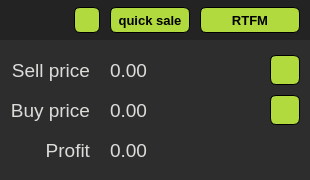
Old version of the form ui/mainWindow.ui in the repository Cornholius/eve_profit_helper.
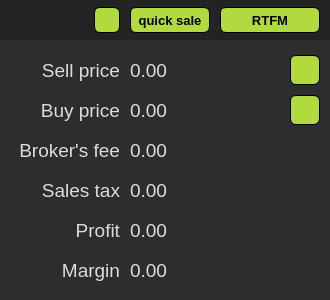
New version of the form. Icons and pictures are not drawn.

Commit message: добавлены: налог на продажу, ставка брокера и маржа в % исправлены недочёты в расчётах

The edit to the form file:
```diff
--- a/ui/mainWindow.ui
+++ b/ui/mainWindow.ui
@@ -6,20 +6,20 @@
    <rect>
     <x>0</x>
     <y>0</y>
-    <width>310</width>
-    <height>180</height>
+    <width>330</width>
+    <height>300</height>
    </rect>
   </property>
   <property name="minimumSize">
    <size>
-    <width>310</width>
-    <height>180</height>
+    <width>330</width>
+    <height>300</height>
    </size>
   </property>
   <property name="maximumSize">
    <size>
-    <width>310</width>
-    <height>180</height>
+    <width>330</width>
+    <height>300</height>
    </size>
   </property>
   <property name="windowTitle">
@@ -33,7 +33,7 @@
     <rect>
      <x>0</x>
      <y>0</y>
-     <width>310</width>
+     <width>330</width>
      <height>40</height>
     </rect>
    </property>
@@ -45,13 +45,13 @@
    </property>
    <property name="minimumSize">
     <size>
-     <width>310</width>
+     <width>330</width>
      <height>40</height>
     </size>
    </property>
    <property name="maximumSize">
     <size>
-     <width>310</width>
+     <width>330</width>
      <height>40</height>
     </size>
    </property>
@@ -154,7 +154,6 @@
        <font>
         <family>Arial</family>
         <pointsize>10</pointsize>
-        <weight>75</weight>
         <bold>true</bold>
        </font>
       </property>
@@ -188,7 +187,6 @@
        <font>
         <family>Arial</family>
         <pointsize>10</pointsize>
-        <weight>75</weight>
         <bold>true</bold>
        </font>
       </property>
@@ -221,8 +219,8 @@
     <rect>
      <x>0</x>
      <y>40</y>
-     <width>310</width>
-     <height>140</height>
+     <width>330</width>
+     <height>260</height>
     </rect>
    </property>
    <property name="sizePolicy">
@@ -233,14 +231,14 @@
    </property>
    <property name="minimumSize">
     <size>
-     <width>310</width>
-     <height>140</height>
+     <width>330</width>
+     <height>260</height>
     </size>
    </property>
    <property name="maximumSize">
     <size>
-     <width>310</width>
-     <height>140</height>
+     <width>330</width>
+     <height>260</height>
     </size>
    </property>
    <property name="styleSheet">
@@ -257,7 +255,7 @@
    <widget class="QLabel" name="sell_price_value">
     <property name="geometry">
      <rect>
-      <x>110</x>
+      <x>130</x>
       <y>10</y>
       <width>155</width>
       <height>40</height>
@@ -280,8 +278,8 @@
     <property name="geometry">
      <rect>
       <x>10</x>
-      <y>90</y>
-      <width>80</width>
+      <y>170</y>
+      <width>110</width>
       <height>40</height>
      </rect>
     </property>
@@ -306,7 +304,7 @@
      <rect>
       <x>10</x>
       <y>50</y>
-      <width>80</width>
+      <width>110</width>
       <height>40</height>
      </rect>
     </property>
@@ -331,7 +329,7 @@
      <rect>
       <x>10</x>
       <y>10</y>
-      <width>80</width>
+      <width>110</width>
       <height>40</height>
      </rect>
     </property>
@@ -354,7 +352,7 @@
    <widget class="QLabel" name="buy_price_value">
     <property name="geometry">
      <rect>
-      <x>110</x>
+      <x>130</x>
       <y>50</y>
       <width>155</width>
       <height>40</height>
@@ -376,7 +374,7 @@
    <widget class="QPushButton" name="copy_sell_price_btn">
     <property name="geometry">
      <rect>
-      <x>270</x>
+      <x>290</x>
       <y>15</y>
       <width>30</width>
       <height>30</height>
@@ -423,7 +421,7 @@
    <widget class="QPushButton" name="copy_buy_price_btn">
     <property name="geometry">
      <rect>
-      <x>270</x>
+      <x>290</x>
       <y>55</y>
       <width>30</width>
       <height>30</height>
@@ -451,7 +449,76 @@
    <widget class="QLabel" name="profit_value">
     <property name="geometry">
      <rect>
-      <x>110</x>
+      <x>130</x>
+      <y>170</y>
+      <width>155</width>
+      <height>40</height>
+     </rect>
+    </property>
+    <property name="font">
+     <font>
+      <family>Arial</family>
+      <pointsize>14</pointsize>
+     </font>
+    </property>
+    <property name="styleSheet">
+     <string notr="true">color: #DCDDD9</string>
+    </property>
+    <property name="text">
+     <string>0.00</string>
+    </property>
+   </widget>
+   <widget class="QLabel" name="margin_value">
+    <property name="geometry">
+     <rect>
+      <x>130</x>
+      <y>210</y>
+      <width>155</width>
+      <height>40</height>
+     </rect>
+    </property>
+    <property name="font">
+     <font>
+      <family>Arial</family>
+      <pointsize>14</pointsize>
+     </font>
+    </property>
+    <property name="styleSheet">
+     <string notr="true">color: #DCDDD9</string>
+    </property>
+    <property name="text">
+     <string>0.00</string>
+    </property>
+   </widget>
+   <widget class="QLabel" name="margin_name">
+    <property name="geometry">
+     <rect>
+      <x>10</x>
+      <y>210</y>
+      <width>110</width>
+      <height>40</height>
+     </rect>
+    </property>
+    <property name="font">
+     <font>
+      <family>Arial</family>
+      <pointsize>14</pointsize>
+     </font>
+    </property>
+    <property name="styleSheet">
+     <string notr="true">color: #DCDDD9</string>
+    </property>
+    <property name="text">
+     <string>Margin</string>
+    </property>
+    <property name="alignment">
+     <set>Qt::AlignRight|Qt::AlignTrailing|Qt::AlignVCenter</set>
+    </property>
+   </widget>
+   <widget class="QLabel" name="broker_fee_value">
+    <property name="geometry">
+     <rect>
+      <x>130</x>
       <y>90</y>
       <width>155</width>
       <height>40</height>
@@ -470,6 +537,78 @@
      <string>0.00</string>
     </property>
    </widget>
+   <widget class="QLabel" name="sales_tax_name">
+    <property name="geometry">
+     <rect>
+      <x>10</x>
+      <y>130</y>
+      <width>110</width>
+      <height>40</height>
+     </rect>
+    </property>
+    <property name="font">
+     <font>
+      <family>Arial</family>
+      <pointsize>14</pointsize>
+     </font>
+    </property>
+    <property name="styleSheet">
+     <string notr="true">color: #DCDDD9</string>
+    </property>
+    <property name="text">
+     <string>Sales tax</string>
+    </property>
+    <property name="alignment">
+     <set>Qt::AlignRight|Qt::AlignTrailing|Qt::AlignVCenter</set>
+    </property>
+   </widget>
+   <widget class="QLabel" name="sales_tax_value">
+    <property name="geometry">
+     <rect>
+      <x>130</x>
+      <y>130</y>
+      <width>155</width>
+      <height>40</height>
+     </rect>
+    </property>
+    <property name="font">
+     <font>
+      <family>Arial</family>
+      <pointsize>14</pointsize>
+     </font>
+    </property>
+    <property name="styleSheet">
+     <string notr="true">color: #DCDDD9</string>
+    </property>
+    <property name="text">
+     <string>0.00</string>
+    </property>
+   </widget>
+   <widget class="QLabel" name="broker_fee_name">
+    <property name="geometry">
+     <rect>
+      <x>10</x>
+      <y>90</y>
+      <width>110</width>
+      <height>40</height>
+     </rect>
+    </property>
+    <property name="font">
+     <font>
+      <family>Arial</family>
+      <pointsize>14</pointsize>
+     </font>
+    </property>
+    <property name="styleSheet">
+     <string notr="true">color: #DCDDD9</string>
+    </property>
+    <property name="text">
+     <string>Broker's fee</string>
+    </property>
+    <property name="alignment">
+     <set>Qt::AlignRight|Qt::AlignTrailing|Qt::AlignVCenter</set>
+    </property>
+   </widget>
   </widget>
  </widget>
  <resources/>
```
The commit also changes 2 other files.
